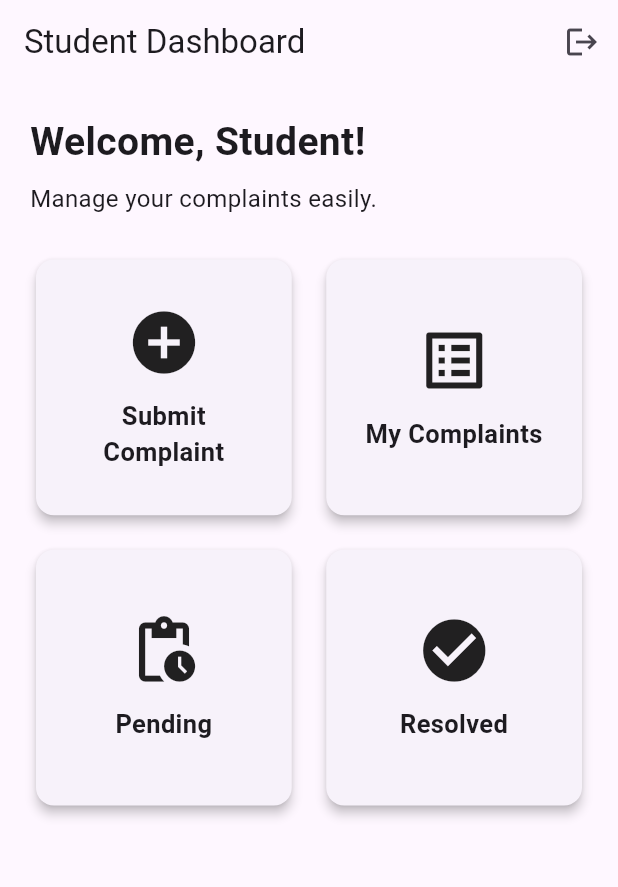
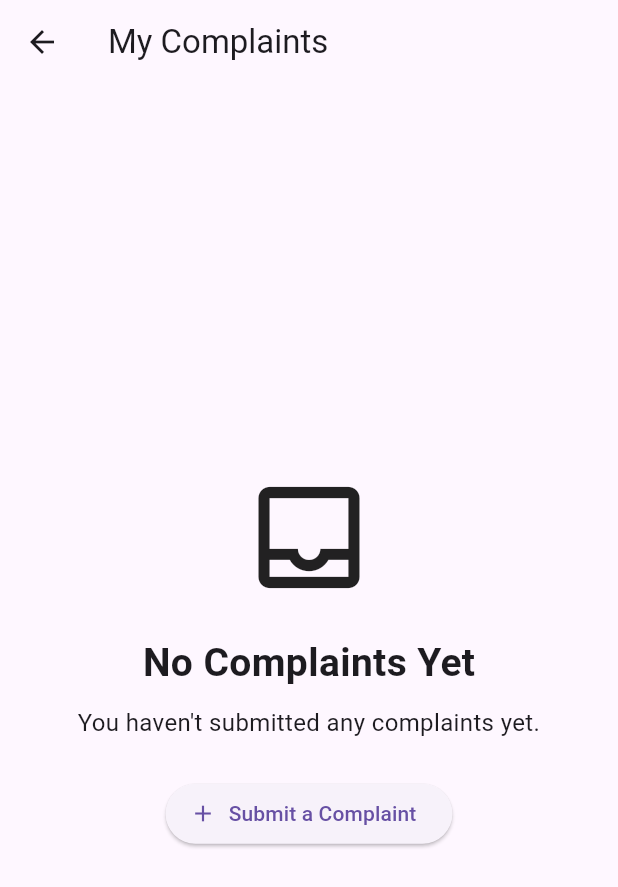
Before and after one commit to Navneetkumar3134/student-complaint-management-system, a Flutter app: the StudentDashboard screen opened directly, after a tap on "My Complaints", on a phone screen of 412 x 824 dp. Shown: the top 887 px of the screen. Run offline on Flutter 3.47's test engine with Material 3 defaults, Android fonts, the phone set to English and light mode, and no system bars.

Commit message:
Added my complaints screen

```diff
--- a/lib/screens/my_complaints_screen.dart
+++ b/lib/screens/my_complaints_screen.dart
@@ -0,0 +1,58 @@
+import 'package:flutter/material.dart';
+
+class MyComplaintsScreen extends StatelessWidget {
+  const MyComplaintsScreen({super.key});
+
+  @override
+  Widget build(BuildContext context) {
+    return Scaffold(
+      appBar: AppBar(
+        title: const Text('My Complaints'),
+      ),
+      body: Center(
+        child: Padding(
+          padding: const EdgeInsets.all(24.0),
+          child: Column(
+            mainAxisAlignment: MainAxisAlignment.center,
+            children: [
+              const Icon(
+                Icons.inbox_outlined,
+                size: 90,
+              ),
+
+              const SizedBox(height: 20),
+
+              const Text(
+                'No Complaints Yet',
+                style: TextStyle(
+                  fontSize: 26,
+                  fontWeight: FontWeight.bold,
+                ),
+              ),
+
+              const SizedBox(height: 10),
+
+              const Text(
+                "You haven't submitted any complaints yet.",
+                textAlign: TextAlign.center,
+                style: TextStyle(
+                  fontSize: 16,
+                ),
+              ),
+
+              const SizedBox(height: 25),
+
+              ElevatedButton.icon(
+                onPressed: () {
+                  Navigator.pop(context);
+                },
+                icon: const Icon(Icons.add),
+                label: const Text('Submit a Complaint'),
+              ),
+            ],
+          ),
+        ),
+      ),
+    );
+  }
+}
--- a/lib/screens/student_dashboard.dart
+++ b/lib/screens/student_dashboard.dart
@@ -1,5 +1,6 @@
 import 'package:flutter/material.dart';
 import 'submit_complaint_screen.dart';
+import 'my_complaints_screen.dart';
 
 class StudentDashboard extends StatelessWidget {
   const StudentDashboard({super.key});
@@ -68,9 +69,15 @@ class StudentDashboard extends StatelessWidget {
                     context,
                     Icons.list_alt,
                     'My Complaints',
-                    () {},
+                    () {
+                      Navigator.push(
+                        context,
+                        MaterialPageRoute(
+                          builder: (context) => const MyComplaintsScreen(),
+                        ),
+                      );
+                    },
                   ),
-
                   _dashboardCard(
                     context,
                     Icons.pending_actions,
```
